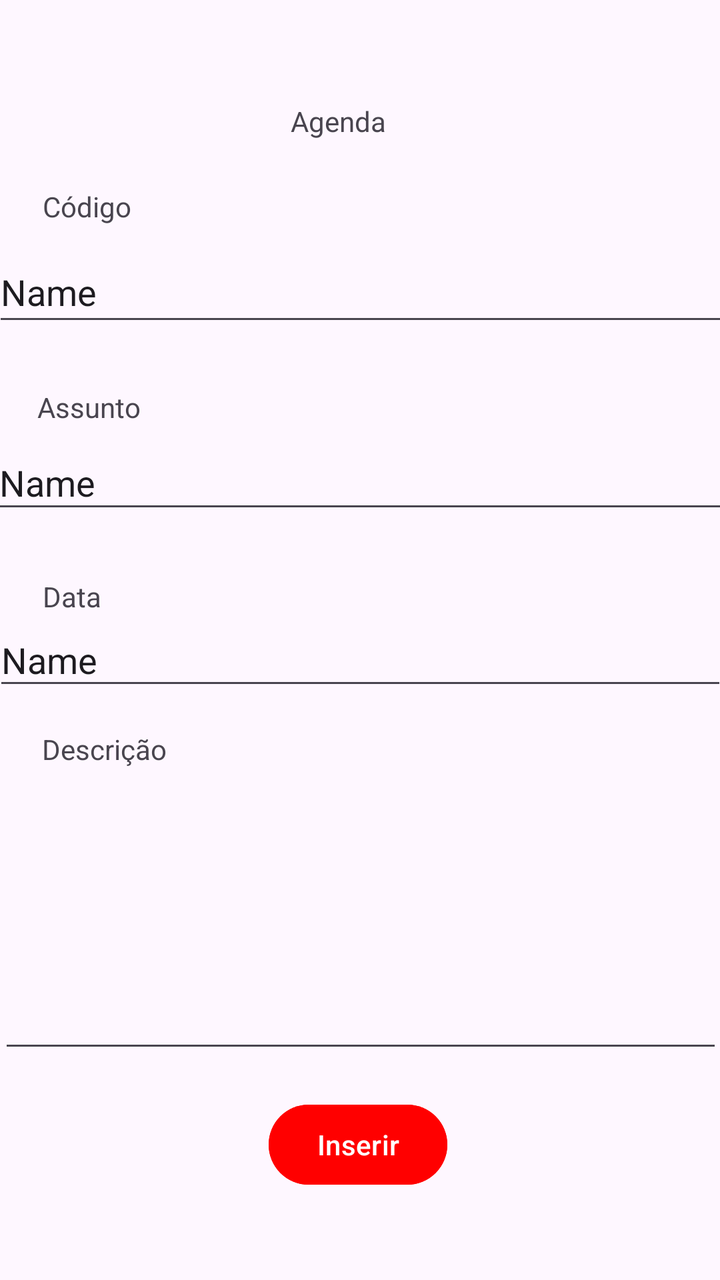
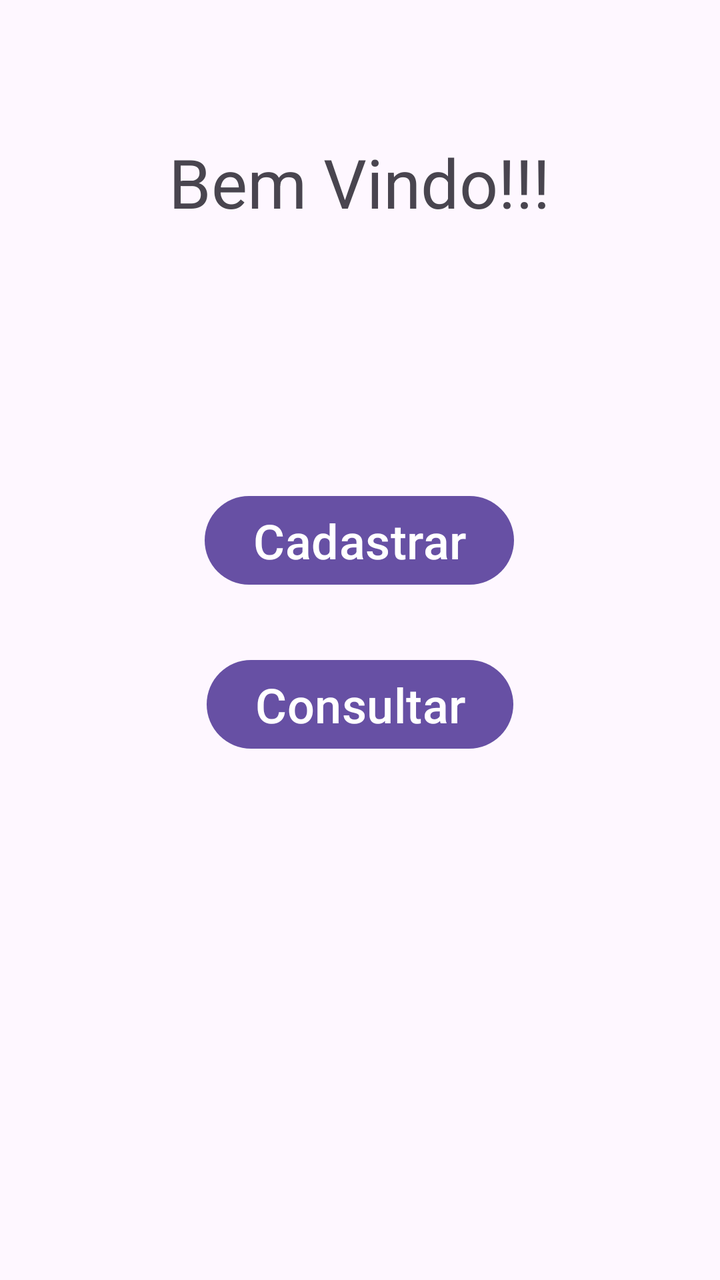

Screens rendered from an Android XML layout before and after an edit, with the pre-edit source and the edit as a unified diff.
<!-- AndroidManifest.xml: application theme Theme.AgendaApp -->
<!-- res/layout/activity_main.xml -->
<?xml version="1.0" encoding="utf-8"?>
<androidx.constraintlayout.widget.ConstraintLayout xmlns:android="http://schemas.android.com/apk/res/android"
    xmlns:app="http://schemas.android.com/apk/res-auto"
    xmlns:tools="http://schemas.android.com/tools"
    android:id="@+id/main"
    android:layout_width="match_parent"
    android:layout_height="match_parent"
    tools:context=".MainActivity">

    <TextView
        android:id="@+id/textView"
        android:layout_width="68dp"
        android:layout_height="24dp"
        android:text="@string/tituloApp"
        app:layout_constraintBottom_toBottomOf="parent"
        app:layout_constraintEnd_toEndOf="parent"
        app:layout_constraintHorizontal_bias="0.498"
        app:layout_constraintStart_toStartOf="parent"
        app:layout_constraintTop_toTopOf="parent"
        app:layout_constraintVertical_bias="0.083" />

    <TextView
        android:id="@+id/textView2"
        android:layout_width="wrap_content"
        android:layout_height="wrap_content"
        android:text="@string/labelCodigo"
        app:layout_constraintBottom_toBottomOf="parent"
        app:layout_constraintEnd_toEndOf="parent"
        app:layout_constraintHorizontal_bias="0.068"
        app:layout_constraintStart_toStartOf="parent"
        app:layout_constraintTop_toTopOf="parent"
        app:layout_constraintVertical_bias="0.151" />

    <EditText
        android:id="@+id/codigo"
        android:layout_width="368dp"
        android:layout_height="47dp"
        android:ems="10"
        android:inputType="text"
        android:text="Name"
        app:layout_constraintBottom_toBottomOf="parent"
        app:layout_constraintEnd_toEndOf="parent"
        app:layout_constraintHorizontal_bias="0.511"
        app:layout_constraintStart_toStartOf="parent"
        app:layout_constraintTop_toTopOf="parent"
        app:layout_constraintVertical_bias="0.204" />

    <TextView
        android:id="@+id/textView3"
        android:layout_width="wrap_content"
        android:layout_height="wrap_content"
        android:layout_marginTop="36dp"
        android:text="@string/labelAssunto"
        app:layout_constraintBottom_toBottomOf="parent"
        app:layout_constraintEnd_toEndOf="parent"
        app:layout_constraintHorizontal_bias="0.061"
        app:layout_constraintStart_toStartOf="parent"
        app:layout_constraintTop_toTopOf="parent"
        app:layout_constraintVertical_bias="0.27" />

    <EditText
        android:id="@+id/assunto"
        android:layout_width="369dp"
        android:layout_height="44dp"
        android:ems="10"
        android:inputType="text"
        android:text="Name"
        app:layout_constraintBottom_toBottomOf="parent"
        app:layout_constraintEnd_toEndOf="parent"
        app:layout_constraintHorizontal_bias="0.523"
        app:layout_constraintStart_toStartOf="parent"
        app:layout_constraintTop_toTopOf="parent"
        app:layout_constraintVertical_bias="0.365" />

    <TextView
        android:id="@+id/textView4"
        android:layout_width="wrap_content"
        android:layout_height="wrap_content"
        android:layout_marginTop="32dp"
        android:text="@string/labelData"
        app:layout_constraintBottom_toBottomOf="parent"
        app:layout_constraintEnd_toEndOf="parent"
        app:layout_constraintHorizontal_bias="0.065"
        app:layout_constraintStart_toStartOf="parent"
        app:layout_constraintTop_toTopOf="parent"
        app:layout_constraintVertical_bias="0.436" />

    <EditText
        android:id="@+id/date"
        android:layout_width="367dp"
        android:layout_height="43dp"
        android:layout_marginBottom="48dp"
        android:ems="10"
        android:inputType="text"
        android:text="Name"
        app:layout_constraintBottom_toBottomOf="parent"
        app:layout_constraintEnd_toEndOf="parent"
        app:layout_constraintHorizontal_bias="0.568"
        app:layout_constraintStart_toStartOf="parent"
        app:layout_constraintTop_toTopOf="parent"
        app:layout_constraintVertical_bias="0.559" />

    <TextView
        android:id="@+id/textView5"
        android:layout_width="wrap_content"
        android:layout_height="wrap_content"
        android:text="@string/labelDescricao"
        app:layout_constraintBottom_toBottomOf="parent"
        app:layout_constraintEnd_toEndOf="parent"
        app:layout_constraintHorizontal_bias="0.071"
        app:layout_constraintStart_toStartOf="parent"
        app:layout_constraintTop_toTopOf="parent"
        app:layout_constraintVertical_bias="0.588" />

    <EditText
        android:id="@+id/descricao"
        android:layout_width="362dp"
        android:layout_height="155dp"
        android:ems="10"
        android:gravity="start|top"
        android:inputType="textMultiLine"
        app:layout_constraintBottom_toBottomOf="parent"
        app:layout_constraintEnd_toEndOf="parent"
        app:layout_constraintHorizontal_bias="0.51"
        app:layout_constraintStart_toStartOf="parent"
        app:layout_constraintTop_toTopOf="parent"
        app:layout_constraintVertical_bias="0.776" />

    <Button
        android:id="@+id/button"
        android:layout_width="wrap_content"
        android:layout_height="wrap_content"
        android:backgroundTint="@color/botaoCancelarAluno"
        android:text="@string/botaoInserir"
        app:layout_constraintBottom_toBottomOf="parent"
        app:layout_constraintEnd_toEndOf="parent"
        app:layout_constraintHorizontal_bias="0.496"
        app:layout_constraintStart_toStartOf="parent"
        app:layout_constraintTop_toTopOf="parent"
        app:layout_constraintVertical_bias="0.926" />

</androidx.constraintlayout.widget.ConstraintLayout>
<!-- resources referenced by this layout -->
<resources>
  <color name="botaoCancelarAluno">#ff0000</color>
  <string name="botaoInserir">Inserir</string>
  <string name="labelAssunto">Assunto</string>
  <string name="labelCodigo">Código</string>
  <string name="labelData">Data</string>
  <string name="labelDescricao">Descrição</string>
  <string name="tituloApp">Agenda</string>
  <style name="Theme.AgendaApp" parent="Base.Theme.AgendaApp" />
  <style name="Base.Theme.AgendaApp" parent="Theme.Material3.DayNight.NoActionBar">
          
          
      </style>
</resources>

<!-- the commit's change to res/layout/activity_main.xml (unified diff, before → after) -->
@@ -2,141 +2,45 @@
 <androidx.constraintlayout.widget.ConstraintLayout xmlns:android="http://schemas.android.com/apk/res/android"
     xmlns:app="http://schemas.android.com/apk/res-auto"
     xmlns:tools="http://schemas.android.com/tools"
-    android:id="@+id/main"
     android:layout_width="match_parent"
-    android:layout_height="match_parent"
-    tools:context=".MainActivity">
+    android:layout_height="match_parent">
 
     <TextView
-        android:id="@+id/textView"
-        android:layout_width="68dp"
-        android:layout_height="24dp"
-        android:text="@string/tituloApp"
+        android:id="@+id/textView6"
+        android:layout_width="271dp"
+        android:layout_height="52dp"
+        android:text="@string/bemVindo"
+        android:textAlignment="center"
+        android:textSize="34sp"
+        app:layout_constraintBottom_toBottomOf="parent"
+        app:layout_constraintEnd_toEndOf="parent"
+        app:layout_constraintHorizontal_bias="0.497"
+        app:layout_constraintStart_toStartOf="parent"
+        app:layout_constraintTop_toTopOf="parent"
+        app:layout_constraintVertical_bias="0.116" />
+
+    <Button
+        android:id="@+id/button2"
+        android:layout_width="wrap_content"
+        android:layout_height="wrap_content"
+        android:text="@string/botaoCadastrar"
+        android:textSize="24dp"
         app:layout_constraintBottom_toBottomOf="parent"
         app:layout_constraintEnd_toEndOf="parent"
         app:layout_constraintHorizontal_bias="0.498"
         app:layout_constraintStart_toStartOf="parent"
         app:layout_constraintTop_toTopOf="parent"
-        app:layout_constraintVertical_bias="0.083" />
+        app:layout_constraintVertical_bias="0.415" />
 
-    <TextView
-        android:id="@+id/textView2"
+    <Button
+        android:id="@+id/button3"
         android:layout_width="wrap_content"
         android:layout_height="wrap_content"
-        android:text="@string/labelCodigo"
+        android:text="@string/botaoConsultar"
+        android:textSize="24sp"
         app:layout_constraintBottom_toBottomOf="parent"
         app:layout_constraintEnd_toEndOf="parent"
-        app:layout_constraintHorizontal_bias="0.068"
         app:layout_constraintStart_toStartOf="parent"
         app:layout_constraintTop_toTopOf="parent"
-        app:layout_constraintVertical_bias="0.151" />
-
-    <EditText
-        android:id="@+id/codigo"
-        android:layout_width="368dp"
-        android:layout_height="47dp"
-        android:ems="10"
-        android:inputType="text"
-        android:text="Name"
-        app:layout_constraintBottom_toBottomOf="parent"
-        app:layout_constraintEnd_toEndOf="parent"
-        app:layout_constraintHorizontal_bias="0.511"
-        app:layout_constraintStart_toStartOf="parent"
-        app:layout_constraintTop_toTopOf="parent"
-        app:layout_constraintVertical_bias="0.204" />
-
-    <TextView
-        android:id="@+id/textView3"
-        android:layout_width="wrap_content"
-        android:layout_height="wrap_content"
-        android:layout_marginTop="36dp"
-        android:text="@string/labelAssunto"
-        app:layout_constraintBottom_toBottomOf="parent"
-        app:layout_constraintEnd_toEndOf="parent"
-        app:layout_constraintHorizontal_bias="0.061"
-        app:layout_constraintStart_toStartOf="parent"
-        app:layout_constraintTop_toTopOf="parent"
-        app:layout_constraintVertical_bias="0.27" />
-
-    <EditText
-        android:id="@+id/assunto"
-        android:layout_width="369dp"
-        android:layout_height="44dp"
-        android:ems="10"
-        android:inputType="text"
-        android:text="Name"
-        app:layout_constraintBottom_toBottomOf="parent"
-        app:layout_constraintEnd_toEndOf="parent"
-        app:layout_constraintHorizontal_bias="0.523"
-        app:layout_constraintStart_toStartOf="parent"
-        app:layout_constraintTop_toTopOf="parent"
-        app:layout_constraintVertical_bias="0.365" />
-
-    <TextView
-        android:id="@+id/textView4"
-        android:layout_width="wrap_content"
-        android:layout_height="wrap_content"
-        android:layout_marginTop="32dp"
-        android:text="@string/labelData"
-        app:layout_constraintBottom_toBottomOf="parent"
-        app:layout_constraintEnd_toEndOf="parent"
-        app:layout_constraintHorizontal_bias="0.065"
-        app:layout_constraintStart_toStartOf="parent"
-        app:layout_constraintTop_toTopOf="parent"
-        app:layout_constraintVertical_bias="0.436" />
-
-    <EditText
-        android:id="@+id/date"
-        android:layout_width="367dp"
-        android:layout_height="43dp"
-        android:layout_marginBottom="48dp"
-        android:ems="10"
-        android:inputType="text"
-        android:text="Name"
-        app:layout_constraintBottom_toBottomOf="parent"
-        app:layout_constraintEnd_toEndOf="parent"
-        app:layout_constraintHorizontal_bias="0.568"
-        app:layout_constraintStart_toStartOf="parent"
-        app:layout_constraintTop_toTopOf="parent"
-        app:layout_constraintVertical_bias="0.559" />
-
-    <TextView
-        android:id="@+id/textView5"
-        android:layout_width="wrap_content"
-        android:layout_height="wrap_content"
-        android:text="@string/labelDescricao"
-        app:layout_constraintBottom_toBottomOf="parent"
-        app:layout_constraintEnd_toEndOf="parent"
-        app:layout_constraintHorizontal_bias="0.071"
-        app:layout_constraintStart_toStartOf="parent"
-        app:layout_constraintTop_toTopOf="parent"
-        app:layout_constraintVertical_bias="0.588" />
-
-    <EditText
-        android:id="@+id/descricao"
-        android:layout_width="362dp"
-        android:layout_height="155dp"
-        android:ems="10"
-        android:gravity="start|top"
-        android:inputType="textMultiLine"
-        app:layout_constraintBottom_toBottomOf="parent"
-        app:layout_constraintEnd_toEndOf="parent"
-        app:layout_constraintHorizontal_bias="0.51"
-        app:layout_constraintStart_toStartOf="parent"
-        app:layout_constraintTop_toTopOf="parent"
-        app:layout_constraintVertical_bias="0.776" />
-
-    <Button
-        android:id="@+id/button"
-        android:layout_width="wrap_content"
-        android:layout_height="wrap_content"
-        android:backgroundTint="@color/botaoCancelarAluno"
-        android:text="@string/botaoInserir"
-        app:layout_constraintBottom_toBottomOf="parent"
-        app:layout_constraintEnd_toEndOf="parent"
-        app:layout_constraintHorizontal_bias="0.496"
-        app:layout_constraintStart_toStartOf="parent"
-        app:layout_constraintTop_toTopOf="parent"
-        app:layout_constraintVertical_bias="0.926" />
-
+        app:layout_constraintVertical_bias="0.555" />
 </androidx.constraintlayout.widget.ConstraintLayout>
<!-- resource entries referenced after the edit -->
@@ -1,12 +1,8 @@
 <!-- resources referenced by this layout -->
 <resources>
-  <color name="botaoCancelarAluno">#ff0000</color>
-  <string name="botaoInserir">Inserir</string>
-  <string name="labelAssunto">Assunto</string>
-  <string name="labelCodigo">Código</string>
-  <string name="labelData">Data</string>
-  <string name="labelDescricao">Descrição</string>
-  <string name="tituloApp">Agenda</string>
+  <string name="bemVindo">Bem Vindo!!!</string>
+  <string name="botaoCadastrar">Cadastrar</string>
+  <string name="botaoConsultar">Consultar</string>
   <style name="Theme.AgendaApp" parent="Base.Theme.AgendaApp" />
   <style name="Base.Theme.AgendaApp" parent="Theme.Material3.DayNight.NoActionBar">
           
